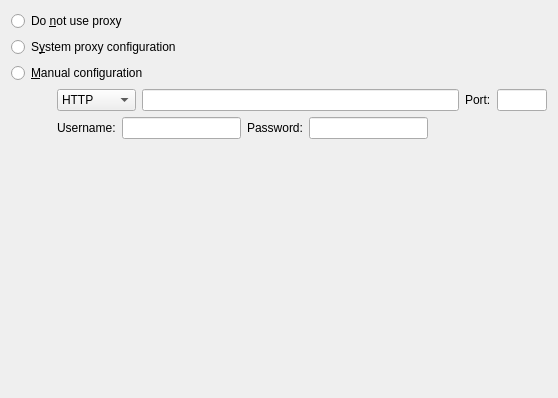
Old version of the form src/plugins/StatusBarIcons/sbi_proxywidget.ui in the repository QupZilla/qupzilla.
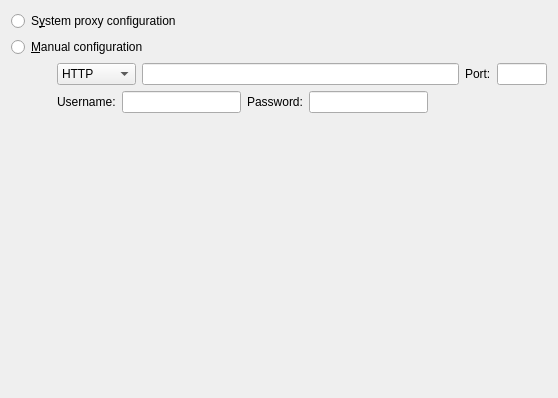
New version of the form.

Commit message:
SBI_Proxy: Remove option to set NoProxy
QtWebEngine doesn't support NoProxy option, it will always
try to use SystemProxy if no proxy is specified

```diff
--- a/src/plugins/StatusBarIcons/sbi_proxywidget.ui
+++ b/src/plugins/StatusBarIcons/sbi_proxywidget.ui
@@ -14,14 +14,7 @@
    <string>Form</string>
   </property>
   <layout class="QGridLayout" name="gridLayout">
-   <item row="0" column="0" colspan="2">
-    <widget class="QRadioButton" name="noProxy">
-     <property name="text">
-      <string>Do &amp;not use proxy</string>
-     </property>
-    </widget>
-   </item>
-   <item row="3" column="1">
+   <item row="2" column="1">
     <layout class="QHBoxLayout" name="horizontalLayout_9">
      <item>
       <widget class="QComboBox" name="proxyType">
@@ -59,7 +52,7 @@
      </item>
     </layout>
    </item>
-   <item row="3" column="0">
+   <item row="2" column="0">
     <spacer name="horizontalSpacer">
      <property name="orientation">
       <enum>Qt::Horizontal</enum>
@@ -75,7 +68,7 @@
      </property>
     </spacer>
    </item>
-   <item row="4" column="1">
+   <item row="3" column="1">
     <layout class="QHBoxLayout" name="horizontalLayout_24">
      <item>
       <widget class="QLabel" name="label_56">
@@ -112,21 +105,21 @@
      </item>
     </layout>
    </item>
-   <item row="1" column="0" colspan="2">
+   <item row="0" column="0" colspan="2">
     <widget class="QRadioButton" name="systemProxy">
      <property name="text">
       <string>S&amp;ystem proxy configuration</string>
      </property>
     </widget>
    </item>
-   <item row="2" column="0" colspan="2">
+   <item row="1" column="0" colspan="2">
     <widget class="QRadioButton" name="manualProxy">
      <property name="text">
       <string>&amp;Manual configuration</string>
      </property>
     </widget>
    </item>
-   <item row="7" column="1">
+   <item row="6" column="1">
     <spacer name="verticalSpacer">
      <property name="orientation">
       <enum>Qt::Vertical</enum>
@@ -139,7 +132,7 @@
      </property>
     </spacer>
    </item>
-   <item row="6" column="1">
+   <item row="5" column="1">
     <widget class="QFrame" name="httpsCredentialsLayout_2">
      <layout class="QHBoxLayout" name="httpsCredentialsLayout"/>
     </widget>
```
The commit also changes 1 other file.
